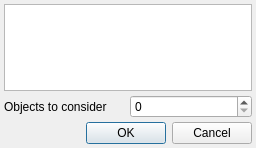
This is modules/FiAKEr/MeasureSelection.ui in 3dct/open_iA as Qt 5 draws it before an edit. The edited form follows.
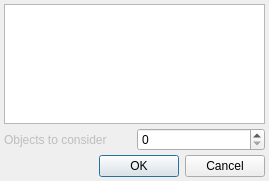
This is the edited form.

Commit message: FIAKER: Finalize selective dissimilarity measure computation (cache format v3)

```diff
--- a/modules/FiAKEr/MeasureSelection.ui
+++ b/modules/FiAKEr/MeasureSelection.ui
@@ -6,8 +6,8 @@
    <rect>
     <x>0</x>
     <y>0</y>
-    <width>256</width>
-    <height>148</height>
+    <width>269</width>
+    <height>181</height>
    </rect>
   </property>
   <property name="windowTitle">
@@ -47,6 +47,9 @@
    </item>
    <item row="1" column="0">
     <widget class="QLabel" name="lbContext">
+     <property name="enabled">
+      <bool>false</bool>
+     </property>
      <property name="text">
       <string>Objects to consider</string>
      </property>
```
The commit also changes 5 other files.
